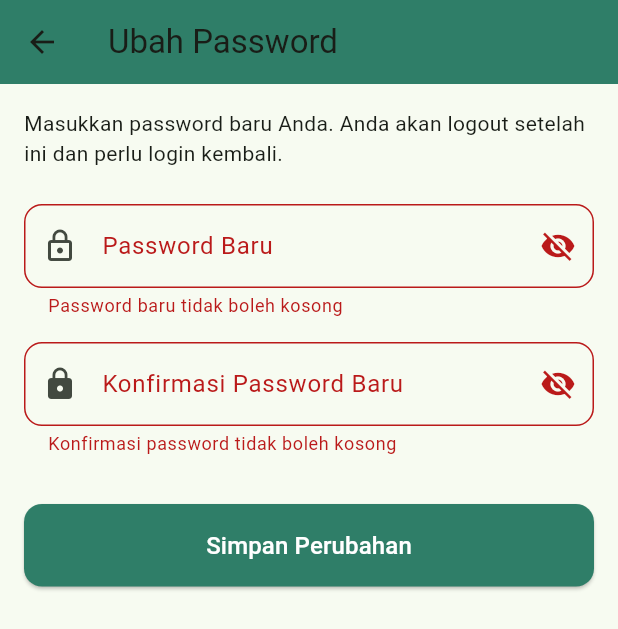
After one commit to Muhammadalif1213/GreenGrow_mobile_app, a Flutter app: the NewPasswordScreen screen opened directly, after a tap on "Simpan Perubahan", on a phone screen of 412 x 824 dp. The commit adds this screen. Shown: the top 629 px of the screen. Run offline on Flutter 3.47's test engine with Material 3 defaults, Android fonts, the phone set to English and light mode, and no system bars; our stand-ins replace bloc, connectivity_plus, dio, equatable, firebase_core, firebase_messaging and 7 more; accounts and stored records are empty.

Commit message:
add feature change password by farmer

```diff
--- a/lib/data/models/user_model.dart
+++ b/lib/data/models/user_model.dart
@@ -19,7 +19,7 @@ class UserModel {
   final String? fcmToken;
 
   UserModel({
-    this.id,
+    required this.id,
     required this.username,
     required this.email,
     required this.fullName,
@@ -39,7 +39,7 @@ class UserModel {
 
   factory UserModel.fromJson(Map<String, dynamic> json) {
     return UserModel(
-      id: json['uid'],
+      id: json['id'],
       username: json['username'] ?? '',
       email: json['email'] ?? '',
       fullName: json['name'] ?? '',
--- /dev/null
+++ b/lib/data/repositories/new_password_repository.dart
@@ -0,0 +1,41 @@
+import 'package:dio/dio.dart';
+import 'package:flutter_secure_storage/flutter_secure_storage.dart';
+import 'package:greengrow_app/core/config/api_config.dart';
+
+class NewPasswordRepository {
+  final Dio _dio;
+  final FlutterSecureStorage _secureStorage;
+
+  NewPasswordRepository(this._dio, this._secureStorage);
+
+  Future<void> resetPassword({required String newPassword}) async {
+    final token = await _secureStorage.read(key: 'auth_token');
+
+    if (token == null) {
+      throw Exception('Token tidak ditemukan, silakan login ulang.');
+    }
+
+    final requestBody = {
+      'newPassword': newPassword,
+    };
+
+    const url = '${ApiConfig.baseUrl}/profile/change-password';
+
+    try {
+      final response = await _dio.post(url,
+          data: requestBody,
+          options: Options(headers: {
+            'Authorization': 'Bearer $token',
+            'Content-Type': 'application/json'
+          }));
+      if (response.data['status'] != 'success') {
+        throw Exception(response.data['message'] ?? 'Gagal mengubah password');
+      }
+    } on DioException catch (e) {
+      throw Exception(
+          'Gagal mengubah password: ${e.response?.data?['message'] ?? e.message}');
+    } catch (e) {
+      throw Exception('Gagal mengubah password.');
+    }
+  }
+}
--- /dev/null
+++ b/lib/presentation/blocs/new_password_bloc/new_password_bloc.dart
@@ -0,0 +1,39 @@
+import 'package:bloc/bloc.dart';
+import 'package:equatable/equatable.dart';
+import 'package:greengrow_app/data/repositories/new_password_repository.dart';
+
+part 'new_password_event.dart';
+part 'new_password_state.dart';
+
+class NewPasswordBloc extends Bloc<NewPasswordEvent, NewPasswordState> {
+  final NewPasswordRepository newPasswordRepository;
+
+  NewPasswordBloc({required this.newPasswordRepository}) : super(NewPasswordInitial()) {
+    on<NewpassRequested>(_onNewpassRequested);
+
+  }
+
+  Future<void> _onNewpassRequested(
+    NewpassRequested event,
+    Emitter<NewPasswordState> emit,
+  ) async {
+    emit(NewPasswordLoading());
+
+    if (event.newPassword.length >= 6) {
+        emit(const NewPasswordSuccess('Kata sandi berhasil diubah.'));
+      }
+      if (event.newPassword.length < 6) {
+        emit(const NewPasswordFailure('Kata sandi harus terdiri dari minimal 6 karakter.'));
+      }
+
+    try {
+      // Simulasi permintaan pengaturan ulang kata sandi
+      await Future.delayed(const Duration(seconds: 2));
+
+      await newPasswordRepository.resetPassword(newPassword: event.newPassword);
+
+    } catch (e) {
+      emit(NewPasswordFailure(e.toString()));
+    }
+  }
+}
--- /dev/null
+++ b/lib/presentation/blocs/new_password_bloc/new_password_event.dart
@@ -0,0 +1,19 @@
+part of 'new_password_bloc.dart';
+
+sealed class NewPasswordEvent extends Equatable {
+  const NewPasswordEvent();
+
+  @override
+  List<Object> get props => [];
+}
+
+class NewpassRequested extends NewPasswordEvent {
+  final String newPassword;
+
+  const NewpassRequested({
+    required this.newPassword,
+  });
+
+  @override
+  List<Object> get props => [newPassword];
+}
--- /dev/null
+++ b/lib/presentation/blocs/new_password_bloc/new_password_state.dart
@@ -0,0 +1,29 @@
+part of 'new_password_bloc.dart';
+
+sealed class NewPasswordState extends Equatable {
+  const NewPasswordState();
+
+  @override
+  List<Object> get props => [];
+}
+
+final class NewPasswordInitial extends NewPasswordState {}
+final class NewPasswordLoading extends NewPasswordState {}
+
+final class NewPasswordSuccess extends NewPasswordState {
+  final String message;
+
+  const NewPasswordSuccess(this.message);
+
+  @override
+  List<Object> get props => [message];
+}
+
+final class NewPasswordFailure extends NewPasswordState {
+  final String error;
+
+  const NewPasswordFailure(this.error);
+
+  @override
+  List<Object> get props => [error];
+}
--- a/lib/presentation/blocs/sensor/sensor_bloc.dart
+++ b/lib/presentation/blocs/sensor/sensor_bloc.dart
@@ -1,5 +1,3 @@
-import 'dart:math';
-
 import 'package:flutter_bloc/flutter_bloc.dart';
 import 'sensor_event.dart';
 import 'sensor_state.dart';
--- /dev/null
+++ b/lib/presentation/pages/profile/new_password_screen.dart
@@ -0,0 +1,158 @@
+import 'dart:ui';
+
+import 'package:flutter/material.dart';
+import 'package:flutter_bloc/flutter_bloc.dart';
+import 'package:greengrow_app/presentation/blocs/new_password_bloc/new_password_bloc.dart';
+
+class NewPasswordScreen extends StatefulWidget {
+  const NewPasswordScreen({super.key});
+
+  @override
+  State<NewPasswordScreen> createState() => _ChangePasswordScreenState();
+}
+
+class _ChangePasswordScreenState extends State<NewPasswordScreen> {
+  final _formKey = GlobalKey<FormState>();
+  final _newPasswordController = TextEditingController();
+  final _confirmPasswordController = TextEditingController();
+  bool _obscureNew = true;
+  bool _obscureConfirm = true;
+
+  @override
+  void dispose() {
+    _newPasswordController.dispose();
+    _confirmPasswordController.dispose();
+    super.dispose();
+  }
+
+  void _submit() {
+    if (_formKey.currentState?.validate() ?? false) {
+      // BLoC akan menangani validasi 'new == confirm'
+      context.read<NewPasswordBloc>().add(
+            NewpassRequested(
+              newPassword: _newPasswordController.text,
+            ),
+          );
+    }
+  }
+
+  @override
+  Widget build(BuildContext context) {
+    return Scaffold(
+      appBar: AppBar(
+        title: const Text('Ubah Password'),
+        backgroundColor: const Color(0xFF2F7E68), // Sesuaikan warna
+      ),
+      body: BlocListener<NewPasswordBloc, NewPasswordState>(
+        listener: (context, state) {
+          if (state is NewPasswordSuccess) {
+            ScaffoldMessenger.of(context).showSnackBar(
+              SnackBar(
+                  content: Text(state.message), backgroundColor: Colors.green),
+            );
+            Navigator.pop(context); // Kembali ke halaman sebelumnya
+          }
+          if (state is NewPasswordFailure) {
+            ScaffoldMessenger.of(context).showSnackBar(
+              SnackBar(
+                  content: Text(state.error), backgroundColor: Colors.red),
+            );
+          }
+        },
+        child: Form(
+          key: _formKey,
+          child: ListView(
+            padding: const EdgeInsets.all(16.0),
+            children: [
+              Text(
+                'Masukkan password baru Anda. Anda akan logout setelah ini dan perlu login kembali.',
+                style: Theme.of(context).textTheme.bodyMedium,
+              ),
+              const SizedBox(height: 24),
+
+              // Password Baru
+              TextFormField(
+                controller: _newPasswordController,
+                obscureText: _obscureNew,
+                decoration: InputDecoration(
+                  labelText: 'Password Baru',
+                  prefixIcon: const Icon(Icons.lock_outline),
+                  suffixIcon: IconButton(
+                    icon: Icon(
+                        _obscureNew ? Icons.visibility_off : Icons.visibility),
+                    onPressed: () => setState(() => _obscureNew = !_obscureNew),
+                  ),
+                  border: OutlineInputBorder(
+                    borderRadius: BorderRadius.circular(12),
+                  ),
+                ),
+                validator: (value) {
+                  if (value == null || value.isEmpty) {
+                    return 'Password baru tidak boleh kosong';
+                  }
+                  if (value.length < 6) {
+                    return 'Password minimal 6 karakter';
+                  }
+                  return null;
+                },
+              ),
+              const SizedBox(height: 16),
+
+              // Konfirmasi Password Baru
+              TextFormField(
+                controller: _confirmPasswordController,
+                obscureText: _obscureConfirm,
+                decoration: InputDecoration(
+                  labelText: 'Konfirmasi Password Baru',
+                  prefixIcon: const Icon(Icons.lock),
+                  suffixIcon: IconButton(
+                    icon: Icon(_obscureConfirm
+                        ? Icons.visibility_off
+                        : Icons.visibility),
+                    onPressed: () =>
+                        setState(() => _obscureConfirm = !_obscureConfirm),
+                  ),
+                  border: OutlineInputBorder(
+                    borderRadius: BorderRadius.circular(12),
+                  ),
+                ),
+                validator: (value) {
+                  if (value == null || value.isEmpty) {
+                    return 'Konfirmasi password tidak boleh kosong';
+                  }
+                  if (value != _newPasswordController.text) {
+                    return 'Password tidak cocok';
+                  }
+                  return null;
+                },
+              ),
+              const SizedBox(height: 32),
+
+              // Tombol Simpan
+              BlocBuilder<NewPasswordBloc, NewPasswordState>(
+                builder: (context, state) {
+                  return ElevatedButton(
+                    onPressed: (state is NewPasswordLoading) ? null : _submit,
+                    style: ElevatedButton.styleFrom(
+                      backgroundColor: const Color(0xFF2F7E68),
+                      padding: const EdgeInsets.symmetric(vertical: 16),
+                      shape: RoundedRectangleBorder(
+                        borderRadius: BorderRadius.circular(12),
+                      ),
+                    ),
+                    child: (state is NewPasswordLoading)
+                        ? const CircularProgressIndicator(color: Colors.white)
+                        : const Text(
+                            'Simpan Perubahan',
+                            style: TextStyle(fontSize: 16, color: Colors.white),
+                          ),
+                  );
+                },
+              ),
+            ],
+          ),
+        ),
+      ),
+    );
+  }
+}
```
Also changed, not shown: lib/data/models/new_password_model.dart (added, +19 -0 lines), lib/main.dart (+15 -2 lines), lib/presentation/pages/settings/settings_screen.dart (+7 -11 lines).
